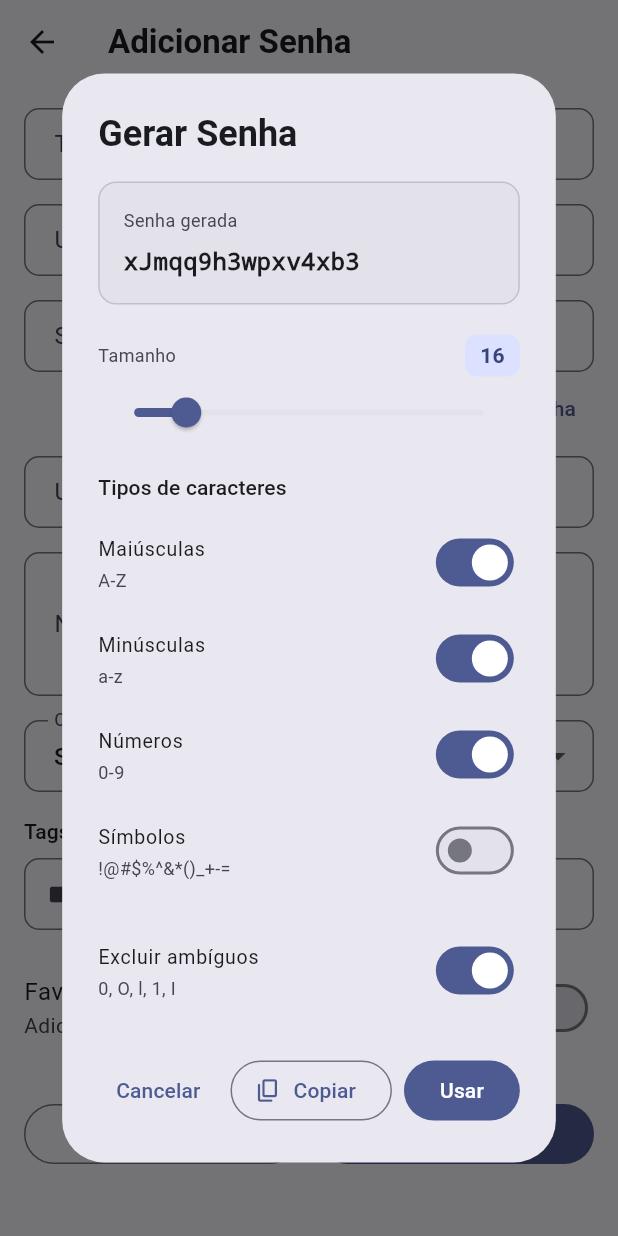
After one commit to Leandrogm81/VaultApp, a Flutter app: the PasswordFormScreen screen opened directly, after a tap on "Gerar senha", on a phone screen of 412 x 824 dp. The commit adds this screen. Run offline on Flutter 3.47's test engine with Material 3 defaults, Android fonts, the phone set to English and light mode, and no system bars; our stand-ins replace drift, flutter_riverpod, flutter_secure_storage, go_router, local_auth; missing offline and left inert: cryptography; accounts and stored records are empty; generated files the repository leaves out were written again.

Commit message:
Sprint 8: Gerador de Senhas (13+10 testes, 266 total)
- PasswordGeneratorService: logica de geracao com Random.secure()
- PasswordGeneratorDialog: slider 8-64, toggles, preview, copiar/usar
- Integracao no PasswordForm: botao 'Gerar senha' abaixo do campo
- 13 testes unitarios do service + 10 testes de widget do dialog
- flutter analyze sem erros novos
- 266/266 testes passando

```diff
--- /dev/null
+++ b/lib/domain/services/password_generator_service.dart
@@ -0,0 +1,97 @@
+import 'dart:math';
+
+/// Servico de geracao de senhas para o VaultApp.
+///
+/// Gera senhas aleatorias com parametros configuraveis:
+/// - Tamanho (8-64)
+/// - Tipos de caracteres (maiusculas, minusculas, numeros, simbolos)
+/// - Exclusao de caracteres ambiguos (0, O, l, 1, I)
+class PasswordGeneratorService {
+  /// Caracteres considerados ambíguos.
+  static const Set<String> _ambiguousChars = {'0', 'O', 'l', '1', 'I'};
+
+  /// Conjunto de letras maiúsculas.
+  static const String _uppercase = 'ABCDEFGHIJKLMNOPQRSTUVWXYZ';
+
+  /// Conjunto de letras minúsculas.
+  static const String _lowercase = 'abcdefghijklmnopqrstuvwxyz';
+
+  /// Conjunto de dígitos.
+  static const String _digits = '0123456789';
+
+  /// Conjunto de símbolos.
+  static const String _symbols = '!@#\$%^&*()_+-=[]{}|;:,.<>?';
+
+  /// Tamanho mínimo da senha.
+  static const int minLength = 8;
+
+  /// Tamanho máximo da senha.
+  static const int maxLength = 64;
+
+  /// Gera uma senha aleatória com os parâmetros especificados.
+  ///
+  /// [length] — tamanho da senha (8-64).
+  /// [uppercase] — incluir letras maiúsculas.
+  /// [lowercase] — incluir letras minúsculas.
+  /// [digits] — incluir dígitos.
+  /// [symbols] — incluir símbolos.
+  /// [excludeAmbiguous] — excluir caracteres ambíguos (0, O, l, 1, I).
+  ///
+  /// Lança [ArgumentError] se nenhum tipo estiver habilitado
+  /// ou se o tamanho estiver fora do range válido.
+  String generatePassword({
+    required int length,
+    required bool uppercase,
+    required bool lowercase,
+    required bool digits,
+    required bool symbols,
+    required bool excludeAmbiguous,
+  }) {
+    // Validar tamanho
+    if (length < minLength || length > maxLength) {
+      throw ArgumentError(
+        'Tamanho deve ser entre $minLength e $maxLength. Recebido: $length',
+      );
+    }
+
+    // Validar que pelo menos um tipo está habilitado
+    if (!uppercase && !lowercase && !digits && !symbols) {
+      throw ArgumentError(
+        'Pelo menos um tipo de caractere deve estar habilitado',
+      );
+    }
+
+    // Construir conjunto de caracteres disponíveis
+    var availableChars = '';
+
+    if (uppercase) {
+      availableChars += _uppercase;
+    }
+    if (lowercase) {
+      availableChars += _lowercase;
+    }
+    if (digits) {
+      availableChars += _digits;
+    }
+    if (symbols) {
+      availableChars += _symbols;
+    }
+
+    // Excluir caracteres ambíguos se solicitado
+    if (excludeAmbiguous) {
+      availableChars = availableChars
+          .split('')
+          .where((c) => !_ambiguousChars.contains(c))
+          .join();
+    }
+
+    // Gerar senha aleatória
+    final random = Random.secure();
+    final password = List.generate(
+      length,
+      (_) => availableChars[random.nextInt(availableChars.length)],
+    );
+
+    return password.join();
+  }
+}
--- a/lib/presentation/screens/password_form_screen.dart
+++ b/lib/presentation/screens/password_form_screen.dart
@@ -6,6 +6,7 @@ import '../viewmodels/password_form_viewmodel.dart';
 import '../viewmodels/search_viewmodel.dart';
 import '../viewmodels/categories_viewmodel.dart';
 import '../widgets/tag_input.dart';
+import '../widgets/password_generator_dialog.dart';
 import '../../domain/entities/password.dart';
 import '../../domain/services/category_service.dart';
 
@@ -133,7 +134,31 @@ class _PasswordFormScreenState extends ConsumerState<PasswordFormScreen> {
                 ref.read(passwordFormProvider.notifier).updateField('password', value);
               },
             ),
-            const SizedBox(height: 16),
+            const SizedBox(height: 4),
+            // Botao Gerar Senha
+            Align(
+              alignment: Alignment.centerRight,
+              child: TextButton.icon(
+                onPressed: () {
+                  showDialog<String>(
+                    context: context,
+                    builder: (_) => PasswordGeneratorDialog(
+                      onPasswordGenerated: (password) {
+                        _passwordController.text = password;
+                        ref.read(passwordFormProvider.notifier).updateField('password', password);
+                      },
+                    ),
+                  );
+                },
+                icon: const Icon(Icons.password_rounded, size: 18),
+                label: const Text('Gerar senha'),
+                style: TextButton.styleFrom(
+                  padding: const EdgeInsets.symmetric(horizontal: 12, vertical: 8),
+                  visualDensity: VisualDensity.compact,
+                ),
+              ),
+            ),
+            const SizedBox(height: 12),
 
             // Campo URL
             _buildTextField(
--- /dev/null
+++ b/lib/presentation/widgets/password_generator_dialog.dart
@@ -0,0 +1,311 @@
+import 'package:flutter/material.dart';
+
+import '../../domain/services/password_generator_service.dart';
+import '../../core/services/clipboard_service.dart';
+
+/// Dialog modal para geracao de senhas.
+///
+/// Exibe slider de tamanho (8-64), toggles de tipos de caracteres,
+/// exclusao de ambíguos, preview em tempo real, e botoes Copiar/Usar.
+/// Segue UI/UX Guide para dialogos.
+class PasswordGeneratorDialog extends StatefulWidget {
+  /// Callback chamado quando o usuario clica "Usar".
+  final ValueChanged<String> onPasswordGenerated;
+
+  const PasswordGeneratorDialog({
+    super.key,
+    required this.onPasswordGenerated,
+  });
+
+  @override
+  State<PasswordGeneratorDialog> createState() =>
+      _PasswordGeneratorDialogState();
+}
+
+class _PasswordGeneratorDialogState extends State<PasswordGeneratorDialog> {
+  final _generator = PasswordGeneratorService();
+  final _clipboardService = ClipboardService();
+
+  /// Tamanho da senha (default: 16).
+  int _length = 16;
+
+  /// Incluir maiusculas.
+  bool _uppercase = true;
+
+  /// Incluir minusculas.
+  bool _lowercase = true;
+
+  /// Incluir numeros.
+  bool _digits = true;
+
+  /// Incluir simbolos.
+  bool _symbols = false;
+
+  /// Excluir caracteres ambiguos.
+  bool _excludeAmbiguous = true;
+
+  /// Senha gerada atualmente.
+  String _generatedPassword = '';
+
+  @override
+  void initState() {
+    super.initState();
+    _regeneratePassword();
+  }
+
+  /// Regenera a senha com os parametros atuais.
+  void _regeneratePassword() {
+    try {
+      _generatedPassword = _generator.generatePassword(
+        length: _length,
+        uppercase: _uppercase,
+        lowercase: _lowercase,
+        digits: _digits,
+        symbols: _symbols,
+        excludeAmbiguous: _excludeAmbiguous,
+      );
+    } catch (e) {
+      _generatedPassword = '';
+    }
+  }
+
+  /// Conta quantos tipos estão habilitados.
+  int get _enabledTypeCount =>
+      [_uppercase, _lowercase, _digits, _symbols]
+          .where((e) => e)
+          .length;
+
+  @override
+  Widget build(BuildContext context) {
+    final theme = Theme.of(context);
+    final colorScheme = theme.colorScheme;
+
+    return AlertDialog(
+      title: const Text(
+        'Gerar Senha',
+        style: TextStyle(fontWeight: FontWeight.w600),
+      ),
+      content: SingleChildScrollView(
+        child: Column(
+          mainAxisSize: MainAxisSize.min,
+          crossAxisAlignment: CrossAxisAlignment.start,
+          children: [
+            // Preview da senha gerada
+            _buildPasswordPreview(colorScheme),
+            const SizedBox(height: 20),
+
+            // Slider de tamanho
+            _buildLengthSlider(colorScheme),
+            const SizedBox(height: 16),
+
+            // Toggles de tipos
+            Text(
+              'Tipos de caracteres',
+              style: theme.textTheme.labelLarge?.copyWith(
+                color: colorScheme.onSurface,
+              ),
+            ),
+            const SizedBox(height: 8),
+            _buildTypeToggles(colorScheme),
+            const SizedBox(height: 16),
+
+            // Toggle de ambíguos
+            _buildAmbiguousToggle(colorScheme),
+          ],
+        ),
+      ),
+      actions: [
+        TextButton(
+          onPressed: () => Navigator.of(context).pop(),
+          child: const Text('Cancelar'),
+        ),
+        OutlinedButton.icon(
+          onPressed: _generatedPassword.isEmpty
+              ? null
+              : () async {
+                  await _clipboardService.copyToClipboard(_generatedPassword);
+                  if (context.mounted) {
+                    _clipboardService.showCopyFeedback(context);
+                  }
+                },
+          icon: const Icon(Icons.copy_rounded, size: 18),
+          label: const Text('Copiar'),
+        ),
+        FilledButton(
+          onPressed: _generatedPassword.isEmpty
+              ? null
+              : () {
+                  widget.onPasswordGenerated(_generatedPassword);
+                  Navigator.of(context).pop();
+                },
+          child: const Text('Usar'),
+        ),
+      ],
+    );
+  }
+
+  Widget _buildPasswordPreview(ColorScheme colorScheme) {
+    return Container(
+      width: double.infinity,
+      padding: const EdgeInsets.all(16),
+      decoration: BoxDecoration(
+        color: colorScheme.surfaceContainerHighest,
+        borderRadius: BorderRadius.circular(12),
+        border: Border.all(
+          color: colorScheme.outline.withValues(alpha: 0.3),
+        ),
+      ),
+      child: Column(
+        crossAxisAlignment: CrossAxisAlignment.start,
+        children: [
+          Text(
+            'Senha gerada',
+            style: TextStyle(
+              fontSize: 12,
+              color: colorScheme.onSurfaceVariant,
+            ),
+          ),
+          const SizedBox(height: 8),
+          Text(
+            _generatedPassword.isNotEmpty ? _generatedPassword : '—',
+            style: TextStyle(
+              fontSize: 16,
+              fontFamily: 'monospace',
+              fontWeight: FontWeight.w600,
+              color: colorScheme.onSurface,
+            ),
+          ),
+        ],
+      ),
+    );
+  }
+
+  Widget _buildLengthSlider(ColorScheme colorScheme) {
+    return Column(
+      crossAxisAlignment: CrossAxisAlignment.start,
+      children: [
+        Row(
+          mainAxisAlignment: MainAxisAlignment.spaceBetween,
+          children: [
+            Text(
+              'Tamanho',
+              style: TextStyle(
+                fontSize: 12,
+                color: colorScheme.onSurfaceVariant,
+              ),
+            ),
+            Container(
+              padding: const EdgeInsets.symmetric(horizontal: 10, vertical: 4),
+              decoration: BoxDecoration(
+                color: colorScheme.primaryContainer,
+                borderRadius: BorderRadius.circular(8),
+              ),
+              child: Text(
+                '$_length',
+                style: TextStyle(
+                  fontSize: 14,
+                  fontWeight: FontWeight.w600,
+                  color: colorScheme.onPrimaryContainer,
+                ),
+              ),
+            ),
+          ],
+        ),
+        Slider(
+          value: _length.toDouble(),
+          min: PasswordGeneratorService.minLength.toDouble(),
+          max: PasswordGeneratorService.maxLength.toDouble(),
+          divisions: PasswordGeneratorService.maxLength -
+              PasswordGeneratorService.minLength,
+          label: '$_length',
+          onChanged: (value) {
+            setState(() {
+              _length = value.round();
+              _regeneratePassword();
+            });
+          },
+        ),
+      ],
+    );
+  }
+
+  Widget _buildTypeToggles(ColorScheme colorScheme) {
+    return Column(
+      children: [
+        SwitchListTile(
+          title: const Text('Maiúsculas'),
+          subtitle: const Text('A-Z'),
+          value: _uppercase,
+          onChanged: (value) {
+            // Impedir desabilitar se for o último tipo ativo
+            if (!value && _enabledTypeCount <= 1) return;
+            setState(() {
+              _uppercase = value;
+              _regeneratePassword();
+            });
+          },
+          contentPadding: EdgeInsets.zero,
+          dense: true,
+        ),
+        SwitchListTile(
+          title: const Text('Minúsculas'),
+          subtitle: const Text('a-z'),
+          value: _lowercase,
+          onChanged: (value) {
+            if (!value && _enabledTypeCount <= 1) return;
+            setState(() {
+              _lowercase = value;
+              _regeneratePassword();
+            });
+          },
+          contentPadding: EdgeInsets.zero,
+          dense: true,
+        ),
+        SwitchListTile(
+          title: const Text('Números'),
+          subtitle: const Text('0-9'),
+          value: _digits,
+          onChanged: (value) {
+            if (!value && _enabledTypeCount <= 1) return;
+            setState(() {
+              _digits = value;
+              _regeneratePassword();
+            });
+          },
+          contentPadding: EdgeInsets.zero,
+          dense: true,
+        ),
+        SwitchListTile(
+          title: const Text('Símbolos'),
+          subtitle: const Text('!@#\$%^&*()_+-='),
+          value: _symbols,
+          onChanged: (value) {
+            if (!value && _enabledTypeCount <= 1) return;
+            setState(() {
+              _symbols = value;
+              _regeneratePassword();
+            });
+          },
+          contentPadding: EdgeInsets.zero,
+          dense: true,
+        ),
+      ],
+    );
+  }
+
+  Widget _buildAmbiguousToggle(ColorScheme colorScheme) {
+    return SwitchListTile(
+      title: const Text('Excluir ambíguos'),
+      subtitle: const Text('0, O, l, 1, I'),
+      value: _excludeAmbiguous,
+      onChanged: (value) {
+        setState(() {
+          _excludeAmbiguous = value;
+          _regeneratePassword();
+        });
+      },
+      contentPadding: EdgeInsets.zero,
+      dense: true,
+    );
+  }
+}
```
Also changed, not shown: 2 other files.
